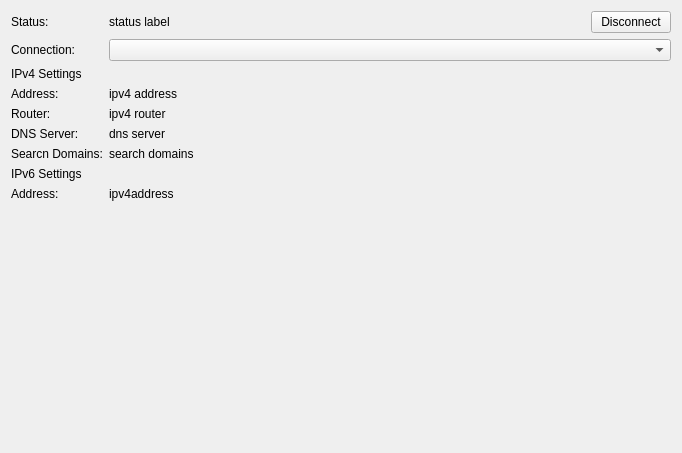
KDE/plasma-nm, file kcm/TabDeviceInfo.ui: the form before one commit.
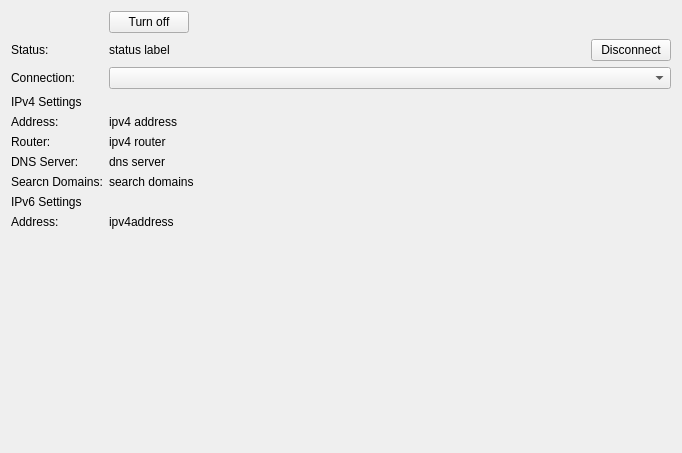
The form after the commit. Custom widgets are drawn as their Qt base class.

What changed in the file:
```diff
--- a/kcm/TabDeviceInfo.ui
+++ b/kcm/TabDeviceInfo.ui
@@ -17,14 +17,14 @@
    <property name="fieldGrowthPolicy">
     <enum>QFormLayout::AllNonFixedFieldsGrow</enum>
    </property>
-   <item row="0" column="0">
+   <item row="2" column="0">
     <widget class="QLabel" name="label">
      <property name="text">
       <string>Status:</string>
      </property>
     </widget>
    </item>
-   <item row="0" column="1">
+   <item row="2" column="1">
     <layout class="QHBoxLayout" name="horizontalLayout">
      <item>
       <widget class="QLabel" name="statusL">
@@ -48,100 +48,113 @@
      </item>
     </layout>
    </item>
-   <item row="1" column="0">
+   <item row="3" column="0">
     <widget class="QLabel" name="label_2">
      <property name="text">
       <string>Connection:</string>
      </property>
     </widget>
    </item>
-   <item row="1" column="1">
+   <item row="3" column="1">
     <widget class="KComboBox" name="connectionCB"/>
    </item>
-   <item row="2" column="0" colspan="2">
+   <item row="4" column="0" colspan="2">
     <widget class="QLabel" name="label_4">
      <property name="text">
       <string>IPv4 Settings</string>
      </property>
     </widget>
    </item>
-   <item row="3" column="0">
+   <item row="5" column="0">
     <widget class="QLabel" name="label_3">
      <property name="text">
       <string>Address:</string>
      </property>
     </widget>
    </item>
-   <item row="3" column="1">
+   <item row="5" column="1">
     <widget class="QLabel" name="ipv4AddressL">
      <property name="text">
       <string>ipv4 address</string>
      </property>
     </widget>
    </item>
-   <item row="4" column="0">
+   <item row="6" column="0">
     <widget class="QLabel" name="label_7">
      <property name="text">
       <string>Router:</string>
      </property>
     </widget>
    </item>
-   <item row="4" column="1">
+   <item row="6" column="1">
     <widget class="QLabel" name="ipv4RouterL">
      <property name="text">
       <string>ipv4 router</string>
      </property>
     </widget>
    </item>
-   <item row="5" column="0">
+   <item row="7" column="0">
     <widget class="QLabel" name="label_9">
      <property name="text">
       <string>DNS Server:</string>
      </property>
     </widget>
    </item>
-   <item row="5" column="1">
+   <item row="7" column="1">
     <widget class="QLabel" name="ipv4DnsServerL">
      <property name="text">
       <string>dns server</string>
      </property>
     </widget>
    </item>
-   <item row="6" column="0">
+   <item row="8" column="0">
     <widget class="QLabel" name="label_11">
      <property name="text">
       <string>Searcn Domains:</string>
      </property>
     </widget>
    </item>
-   <item row="6" column="1">
+   <item row="8" column="1">
     <widget class="QLabel" name="ipv4SearchDomainsL">
      <property name="text">
       <string>search domains</string>
      </property>
     </widget>
    </item>
-   <item row="7" column="0" colspan="2">
+   <item row="9" column="0" colspan="2">
     <widget class="QLabel" name="label_5">
      <property name="text">
       <string>IPv6 Settings</string>
      </property>
     </widget>
    </item>
-   <item row="8" column="0">
+   <item row="10" column="0">
     <widget class="QLabel" name="label_6">
      <property name="text">
       <string>Address:</string>
      </property>
     </widget>
    </item>
-   <item row="8" column="1">
+   <item row="10" column="1">
     <widget class="QLabel" name="label_8">
      <property name="text">
       <string>ipv4address</string>
      </property>
     </widget>
    </item>
+   <item row="1" column="1">
+    <widget class="QPushButton" name="turnOff">
+     <property name="sizePolicy">
+      <sizepolicy hsizetype="Fixed" vsizetype="Fixed">
+       <horstretch>0</horstretch>
+       <verstretch>0</verstretch>
+      </sizepolicy>
+     </property>
+     <property name="text">
+      <string notr="true">Turn off</string>
+     </property>
+    </widget>
+   </item>
   </layout>
  </widget>
  <customwidgets>
```
